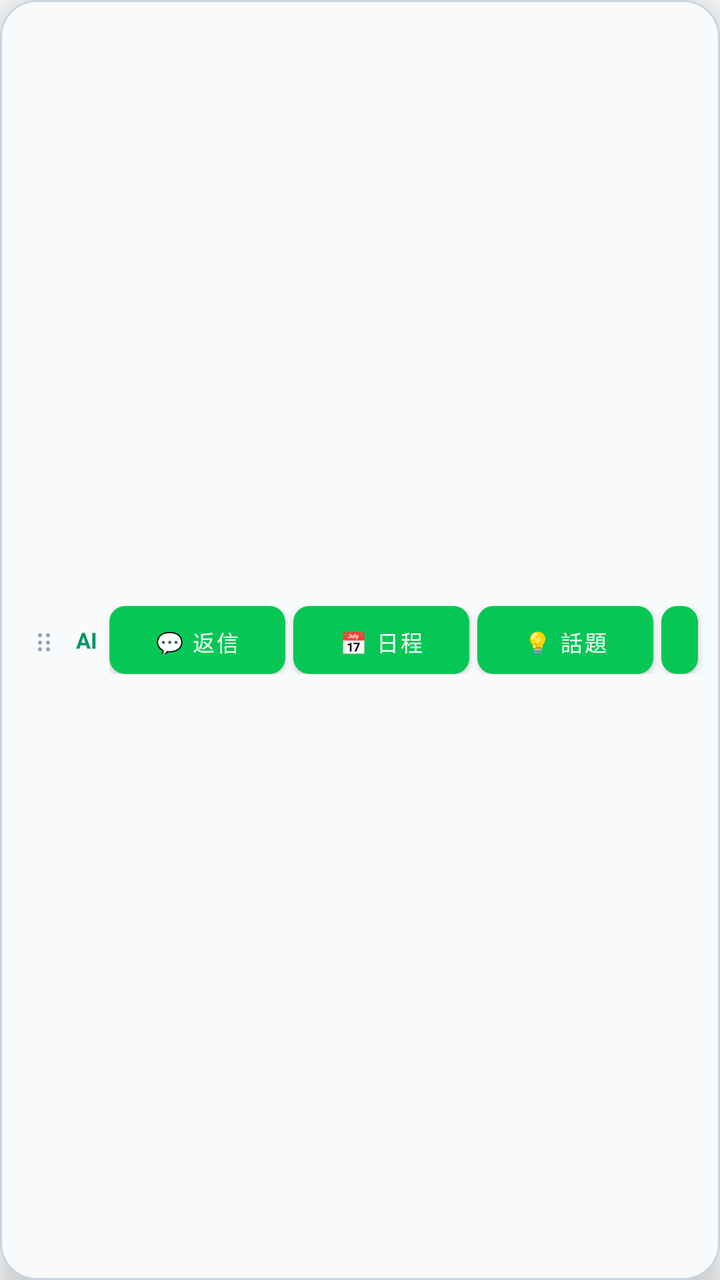
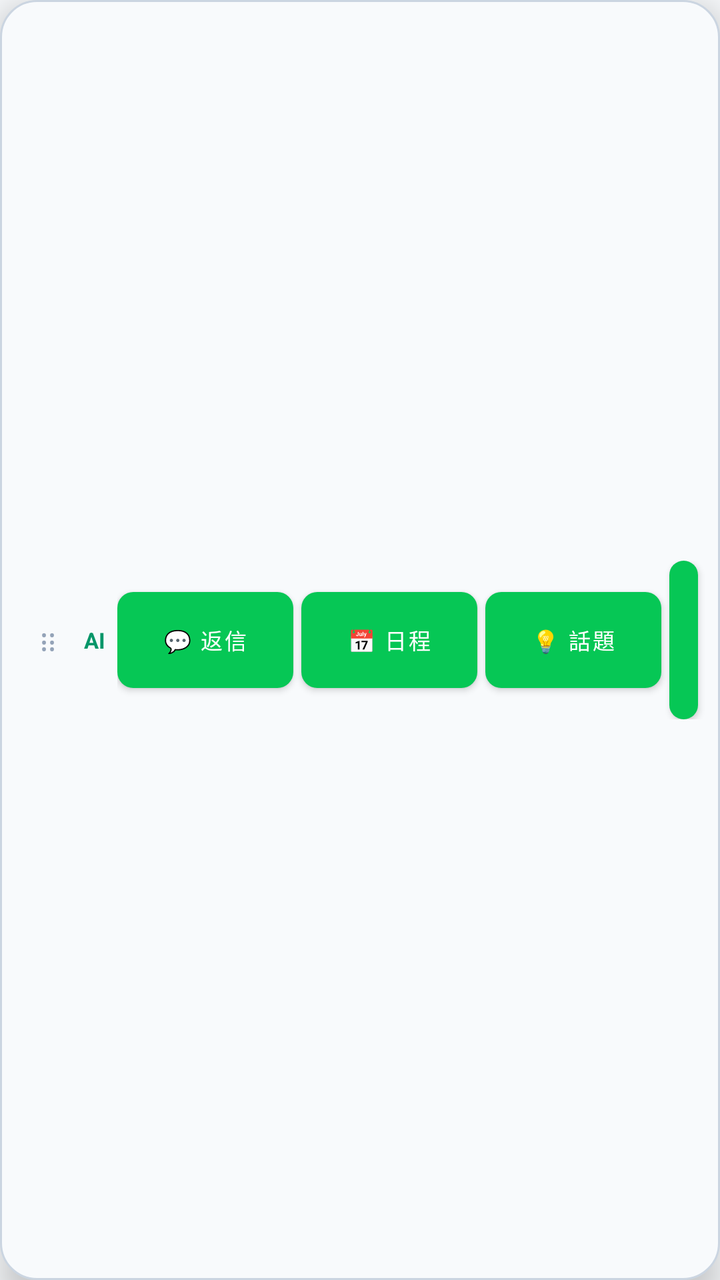

An Android layout rendered at two revisions. The XML below is the earlier revision; the diff shows what the commit changed to produce the second picture.
<!-- AndroidManifest.xml: application theme Theme.LineAiReply -->
<!-- res/layout/overlay_bottom_bar.xml -->
<?xml version="1.0" encoding="utf-8"?>
<LinearLayout xmlns:android="http://schemas.android.com/apk/res/android"
    android:id="@+id/bottomBarRoot"
    android:layout_width="wrap_content"
    android:layout_height="wrap_content"
    android:background="@drawable/bg_bottom_bar"
    android:elevation="10dp"
    android:gravity="center_vertical"
    android:orientation="horizontal"
    android:paddingHorizontal="6dp"
    android:paddingVertical="3dp">

    
    <TextView
        android:id="@+id/btnBottomBarDrag"
        android:layout_width="32dp"
        android:layout_height="36dp"
        android:gravity="center"
        android:text="⋮⋮"
        android:textColor="#94A3B8"
        android:textSize="15sp" />

    
    <TextView
        android:id="@+id/textBarTitle"
        android:layout_width="wrap_content"
        android:layout_height="wrap_content"
        android:layout_marginEnd="6dp"
        android:text="AI"
        android:textStyle="bold"
        android:textColor="#059669"
        android:textSize="11sp" />

    
    <LinearLayout
        android:id="@+id/layoutBarActions"
        android:layout_width="wrap_content"
        android:layout_height="wrap_content"
        android:gravity="center_vertical"
        android:orientation="horizontal">

        
        <Button
            android:id="@+id/btnBarReply"
            android:layout_width="wrap_content"
            android:layout_height="34dp"
            android:layout_marginEnd="4dp"
            android:background="@drawable/bg_overlay_btn"
            android:backgroundTint="@color/line_green"
            android:paddingHorizontal="10dp"
            android:text="💬 返信"
            android:textColor="@color/white"
            android:textSize="11sp" />

        
        <Button
            android:id="@+id/btnBarSchedule"
            android:layout_width="wrap_content"
            android:layout_height="34dp"
            android:layout_marginEnd="4dp"
            android:background="@drawable/bg_overlay_btn"
            android:backgroundTint="#0EA5E9"
            android:paddingHorizontal="10dp"
            android:text="📅 日程"
            android:textColor="@color/white"
            android:textSize="11sp" />

        
        <Button
            android:id="@+id/btnBarTopic"
            android:layout_width="wrap_content"
            android:layout_height="34dp"
            android:layout_marginEnd="4dp"
            android:background="@drawable/bg_overlay_btn"
            android:backgroundTint="#F59E0B"
            android:paddingHorizontal="10dp"
            android:text="💡 話題"
            android:textColor="@color/white"
            android:textSize="11sp" />

        
        <Button
            android:id="@+id/btnBarMood"
            android:layout_width="wrap_content"
            android:layout_height="34dp"
            android:layout_marginEnd="5dp"
            android:background="@drawable/bg_overlay_btn"
            android:backgroundTint="#8B5CF6"
            android:paddingHorizontal="10dp"
            android:text="🔍 分析"
            android:textColor="@color/white"
            android:textSize="11sp" />
    </LinearLayout>

    
    <TextView
        android:id="@+id/btnBarMinimize"
        android:layout_width="26dp"
        android:layout_height="36dp"
        android:gravity="center"
        android:text="◀"
        android:textColor="#64748B"
        android:textSize="12sp" />

    
    <TextView
        android:id="@+id/btnBarClose"
        android:layout_width="26dp"
        android:layout_height="36dp"
        android:layout_marginStart="2dp"
        android:gravity="center"
        android:text="✕"
        android:textColor="#94A3B8"
        android:textSize="14sp" />

</LinearLayout>
<!-- resources referenced by this layout -->
<resources>
  <color name="line_green">#06C755</color>
  <color name="white">#FFFFFF</color>
  <!-- drawable bg_bottom_bar (drawable) -->
  <?xml version="1.0" encoding="utf-8"?>
  <shape xmlns:android="http://schemas.android.com/apk/res/android"
      android:shape="rectangle">
      <solid android:color="#F8FAFC" />
      <corners android:radius="18dp" />
      <stroke
          android:width="1dp"
          android:color="#CBD5E1" />
  </shape>
  <!-- drawable bg_overlay_btn (drawable) -->
  <?xml version="1.0" encoding="utf-8"?>
  <shape xmlns:android="http://schemas.android.com/apk/res/android"
      android:shape="rectangle">
      <corners android:radius="8dp" />
      <solid android:color="@color/line_green" />
  </shape>
  <style name="Theme.LineAiReply" parent="Theme.MaterialComponents.DayNight.NoActionBar">
          <item name="colorPrimary">@color/line_green</item>
          <item name="colorPrimaryDark">@color/line_green_dark</item>
          <item name="android:windowBackground">@color/bg_light</item>
      </style>
  <color name="line_green_dark">#05A847</color>
  <color name="bg_light">#F8FAFC</color>
</resources>

<!-- the commit's change to res/layout/overlay_bottom_bar.xml (unified diff, before → after) -->
@@ -13,8 +13,9 @@
     
     <TextView
         android:id="@+id/btnBottomBarDrag"
-        android:layout_width="32dp"
-        android:layout_height="36dp"
+        android:layout_width="36dp"
+        android:layout_height="48dp"
+        android:minHeight="48dp"
         android:gravity="center"
         android:text="⋮⋮"
         android:textColor="#94A3B8"
@@ -43,7 +44,8 @@
         <Button
             android:id="@+id/btnBarReply"
             android:layout_width="wrap_content"
-            android:layout_height="34dp"
+            android:layout_height="wrap_content"
+            android:minHeight="48dp"
             android:layout_marginEnd="4dp"
             android:background="@drawable/bg_overlay_btn"
             android:backgroundTint="@color/line_green"
@@ -56,7 +58,8 @@
         <Button
             android:id="@+id/btnBarSchedule"
             android:layout_width="wrap_content"
-            android:layout_height="34dp"
+            android:layout_height="wrap_content"
+            android:minHeight="48dp"
             android:layout_marginEnd="4dp"
             android:background="@drawable/bg_overlay_btn"
             android:backgroundTint="#0EA5E9"
@@ -69,7 +72,8 @@
         <Button
             android:id="@+id/btnBarTopic"
             android:layout_width="wrap_content"
-            android:layout_height="34dp"
+            android:layout_height="wrap_content"
+            android:minHeight="48dp"
             android:layout_marginEnd="4dp"
             android:background="@drawable/bg_overlay_btn"
             android:backgroundTint="#F59E0B"
@@ -82,7 +86,8 @@
         <Button
             android:id="@+id/btnBarMood"
             android:layout_width="wrap_content"
-            android:layout_height="34dp"
+            android:layout_height="wrap_content"
+            android:minHeight="48dp"
             android:layout_marginEnd="5dp"
             android:background="@drawable/bg_overlay_btn"
             android:backgroundTint="#8B5CF6"
@@ -95,8 +100,9 @@
     
     <TextView
         android:id="@+id/btnBarMinimize"
-        android:layout_width="26dp"
-        android:layout_height="36dp"
+        android:layout_width="32dp"
+        android:layout_height="48dp"
+        android:minHeight="48dp"
         android:gravity="center"
         android:text="◀"
         android:textColor="#64748B"
@@ -105,8 +111,9 @@
     
     <TextView
         android:id="@+id/btnBarClose"
-        android:layout_width="26dp"
-        android:layout_height="36dp"
+        android:layout_width="32dp"
+        android:layout_height="48dp"
+        android:minHeight="48dp"
         android:layout_marginStart="2dp"
         android:gravity="center"
         android:text="✕"
